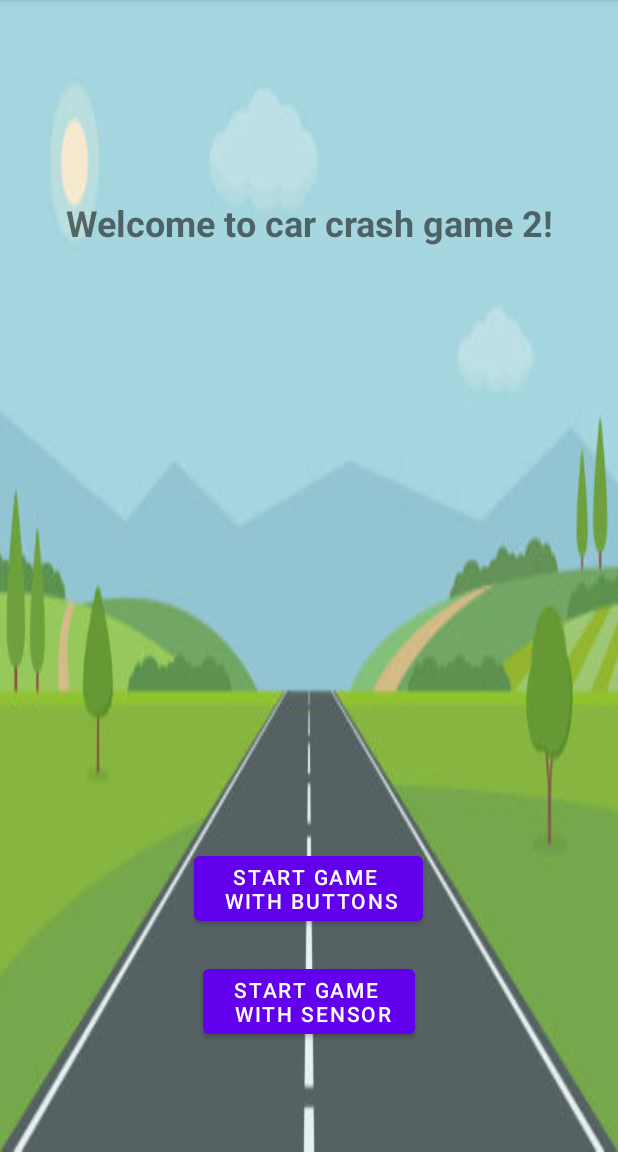
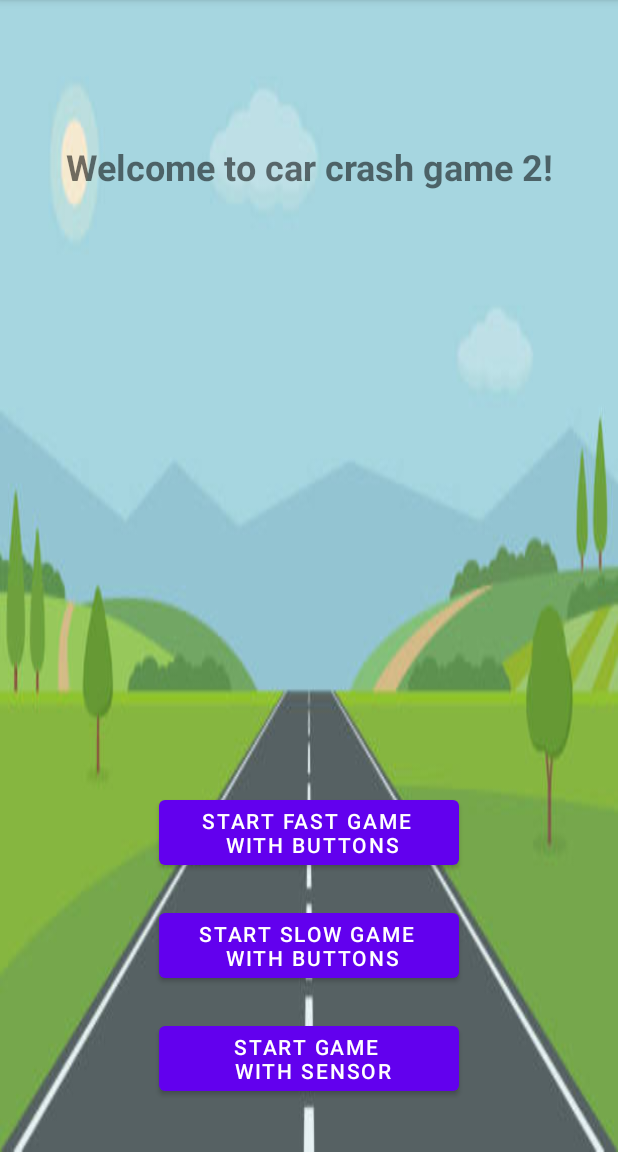
Before and after one commit to Tomer258/CarCrashCourseHw2, an Android app: the screen it shows after launch (MainActivity), on a phone screen of 412 x 824 dp, the part 84-1236 px from its top. Run offline under Robolectric (Android 15) with nearby library versions, the phone set to English and light mode, and no system bars.

Commit message:
added:     -fast & slow mode

```diff
--- a/app/src/main/java/com/example/carcrashcoursehw2/MainActivity.java
+++ b/app/src/main/java/com/example/carcrashcoursehw2/MainActivity.java
@@ -3,19 +3,37 @@ package com.example.carcrashcoursehw2;
 import androidx.appcompat.app.AppCompatActivity;
 
 import android.content.Intent;
+import android.content.SharedPreferences;
 import android.os.Bundle;
 import android.widget.Button;
 
 public class MainActivity extends AppCompatActivity {
-
+    private static final String DB_FILE = "DB_FILE";
     @Override
     protected void onCreate(Bundle savedInstanceState) {
         super.onCreate(savedInstanceState);
         setContentView(R.layout.activity_main);
-        Button startGameBTN,startGameSensor;
+        Button startFastGameBTN,startSlowGameBTN,startGameSensor;
 
-        startGameBTN=findViewById(R.id.main_BTN_startGameWithButtons);
-        startGameBTN.setOnClickListener(view -> {
+
+
+
+        startFastGameBTN=findViewById(R.id.startGameWithButtonsFast);
+        startFastGameBTN.setOnClickListener(view -> {
+            SharedPreferences sharedPreferences = this.getSharedPreferences(DB_FILE, this.MODE_PRIVATE);
+            SharedPreferences.Editor editor = sharedPreferences.edit();
+            editor.putString("speed", "fast");
+            editor.apply();
+            startActivity(new Intent(MainActivity.this,game_content.class));
+            finish();
+        });
+
+        startSlowGameBTN=findViewById(R.id.startGameWithButtonsSlow);
+        startSlowGameBTN.setOnClickListener(view -> {
+            SharedPreferences sharedPreferences = this.getSharedPreferences(DB_FILE, this.MODE_PRIVATE);
+            SharedPreferences.Editor editor = sharedPreferences.edit();
+            editor.putString("speed", "slow");
+            editor.apply();
             startActivity(new Intent(MainActivity.this,game_content.class));
             finish();
         });
--- a/app/src/main/java/com/example/carcrashcoursehw2/game_content_sensor.java
+++ b/app/src/main/java/com/example/carcrashcoursehw2/game_content_sensor.java
@@ -73,7 +73,7 @@ public class game_content_sensor extends AppCompatActivity {
         Lane mLane4= new Lane(0,iLane4);
         Lane mLane5= new Lane(0,iLane5);
         gm =new gameManager(this,new Lane[]{mLane1, mLane2, mLane3, mLane4, mLane5},
-            new ImageView[]{findViewById(R.id.heart1),findViewById(R.id.heart2),findViewById(R.id.heart3)},score);
+            new ImageView[]{findViewById(R.id.heart1),findViewById(R.id.heart2),findViewById(R.id.heart3)},score,0);
 
     }
     private void initialStartingValues() {
--- a/app/src/main/res/layout/activity_main.xml
+++ b/app/src/main/res/layout/activity_main.xml
@@ -19,16 +19,24 @@
         android:textStyle="bold"
         />
     <com.google.android.material.button.MaterialButton
-        android:id="@+id/main_BTN_startGameWithButtons"
-        android:layout_width="wrap_content"
+        android:id="@+id/startGameWithButtonsFast"
+        android:layout_width="200dp"
         android:layout_height="wrap_content"
         android:layout_marginTop="400dp"
         android:gravity="center_horizontal"
-        android:text="Start Game \n With buttons"
+        android:text="Start Fast Game \n With buttons"
+        />
+    <com.google.android.material.button.MaterialButton
+        android:id="@+id/startGameWithButtonsSlow"
+        android:layout_width="200dp"
+        android:layout_height="wrap_content"
+        android:layout_marginTop="20dp"
+        android:gravity="center_horizontal"
+        android:text="Start Slow Game \n With buttons"
         />
     <com.google.android.material.button.MaterialButton
         android:id="@+id/main_BTN_startGameWithSensor"
-        android:layout_width="wrap_content"
+        android:layout_width="200dp"
         android:layout_height="wrap_content"
         android:layout_marginTop="20dp"
         android:gravity="center_horizontal"
```
Also changed, not shown: app/src/main/java/com/example/carcrashcoursehw2/game_content.java (+10 -1 lines), app/src/main/java/com/example/carcrashcoursehw2/logic/gameManager.java (+5 -4 lines).
